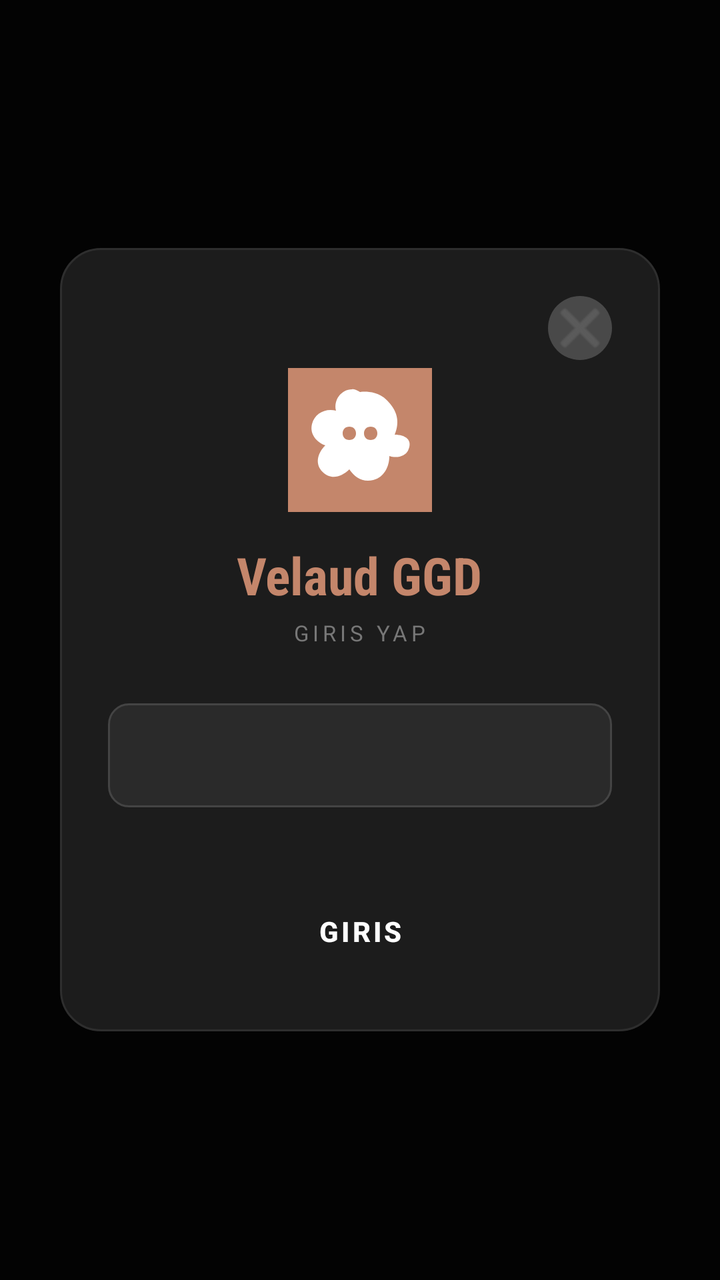
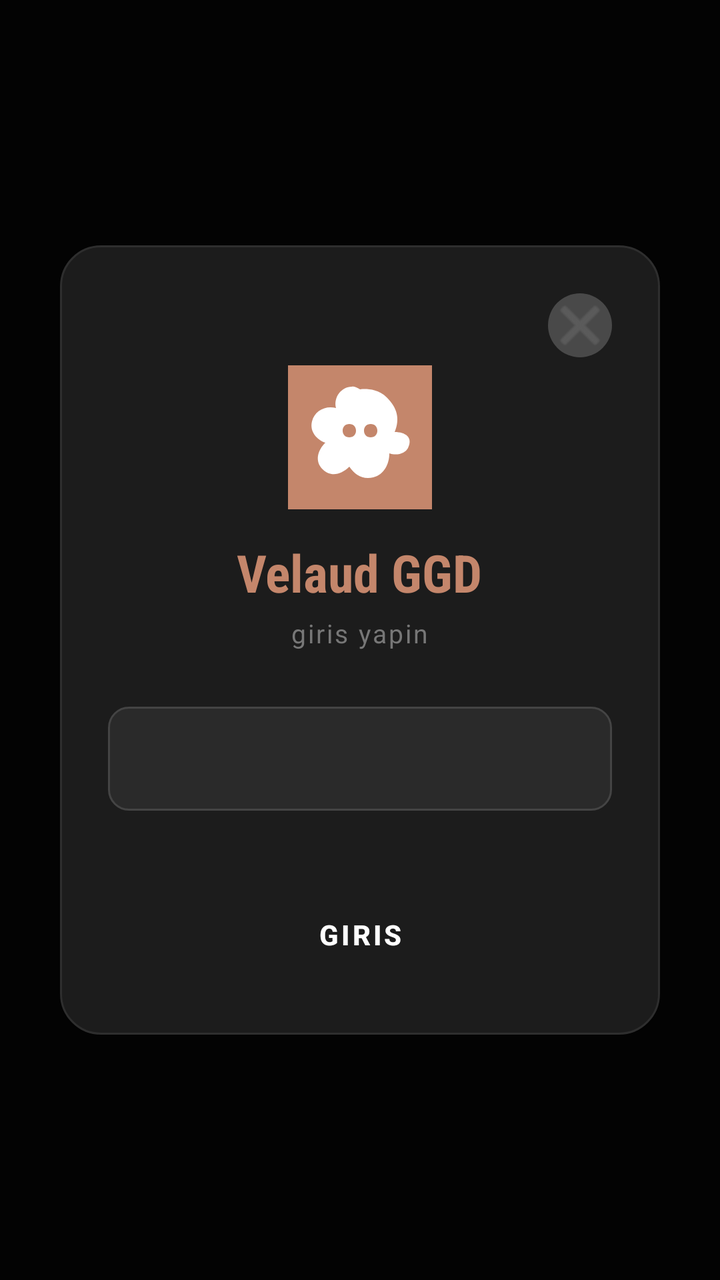

Compare the two renders of this Android layout. The source of the first and the diff that turns it into the second are given below.
<!-- AndroidManifest.xml: application theme Theme.GGDMod -->
<!-- res/layout/overlay_login.xml -->
<?xml version="1.0" encoding="utf-8"?>
<FrameLayout xmlns:android="http://schemas.android.com/apk/res/android"
    android:id="@+id/login_backdrop"
    android:layout_width="match_parent"
    android:layout_height="match_parent"
    android:background="#CC000000"
    android:clickable="true"
    android:focusable="true">

    <LinearLayout
        android:id="@+id/login_card"
        android:layout_width="300dp"
        android:layout_height="wrap_content"
        android:layout_gravity="center"
        android:background="@drawable/bg_login_card"
        android:orientation="vertical"
        android:padding="24dp"
        android:clickable="true"
        android:focusable="true">

        
        <ImageButton
            android:id="@+id/btn_close_login"
            android:layout_width="32dp"
            android:layout_height="32dp"
            android:layout_gravity="end"
            android:layout_marginBottom="4dp"
            android:src="@android:drawable/ic_menu_close_clear_cancel"
            android:background="@drawable/bg_btn_close"
            android:tint="#666666"
            android:contentDescription="Kapat" />

        
        <ImageView
            android:layout_width="72dp"
            android:layout_height="72dp"
            android:layout_gravity="center_horizontal"
            android:src="@drawable/ic_mod_logo"
            android:layout_marginBottom="14dp"
            android:contentDescription="Logo" />

        
        <TextView
            android:layout_width="wrap_content"
            android:layout_height="wrap_content"
            android:layout_gravity="center_horizontal"
            android:text="Velaud GGD"
            android:textColor="#C4866B"
            android:textSize="26sp"
            android:textStyle="bold"
            android:fontFamily="sans-serif-condensed"
            android:layout_marginBottom="4dp" />

        
        <TextView
            android:layout_width="wrap_content"
            android:layout_height="wrap_content"
            android:layout_gravity="center_horizontal"
            android:text="GIRIS YAP"
            android:textColor="#777777"
            android:textSize="11sp"
            android:letterSpacing="0.18"
            android:layout_marginBottom="28dp" />

        
        <EditText
            android:id="@+id/et_key"
            android:layout_width="match_parent"
            android:layout_height="52dp"
            android:background="@drawable/bg_input_rounded"
            android:textColor="#FFFFFF"
            android:textSize="15sp"
            android:paddingStart="16dp"
            android:paddingEnd="16dp"
            android:inputType="textPassword"
            android:imeOptions="actionDone"
            android:singleLine="true"
            android:layout_marginBottom="6dp" />

        
        <TextView
            android:id="@+id/tv_error"
            android:layout_width="wrap_content"
            android:layout_height="16dp"
            android:layout_gravity="center_horizontal"
            android:textColor="#FF5555"
            android:textSize="12sp"
            android:visibility="invisible"
            android:layout_marginBottom="14dp" />

        
        <Button
            android:id="@+id/btn_enter"
            android:layout_width="match_parent"
            android:layout_height="52dp"
            android:text="GIRIS"
            android:textColor="#FFFFFF"
            android:backgroundTint="#C4866B"
            android:textStyle="bold"
            android:textSize="14sp"
            android:letterSpacing="0.1"
            style="@style/Widget.MaterialComponents.Button" />

    </LinearLayout>
</FrameLayout>
<!-- resources referenced by this layout -->
<resources>
  <!-- drawable bg_btn_close (drawable) -->
  <?xml version="1.0" encoding="utf-8"?>
  <shape xmlns:android="http://schemas.android.com/apk/res/android"
      android:shape="oval">
      <solid android:color="#33FFFFFF" />
  </shape>
  <!-- drawable bg_input_rounded (drawable) -->
  <?xml version="1.0" encoding="utf-8"?>
  <shape xmlns:android="http://schemas.android.com/apk/res/android"
      android:shape="rectangle">
      <solid android:color="#2A2A2A" />
      <corners android:radius="10dp" />
      <stroke android:width="1dp" android:color="#444444" />
  </shape>
  <!-- drawable bg_login_card (drawable) -->
  <?xml version="1.0" encoding="utf-8"?>
  <shape xmlns:android="http://schemas.android.com/apk/res/android"
      android:shape="rectangle">
      <solid android:color="#1C1C1C" />
      <corners android:radius="20dp" />
      <stroke android:width="1dp" android:color="#2E2E2E" />
  </shape>
  <!-- drawable ic_mod_logo (drawable) -->
  <?xml version="1.0" encoding="utf-8"?>
  <vector xmlns:android="http://schemas.android.com/apk/res/android"
      android:width="108dp"
      android:height="108dp"
      android:viewportWidth="108"
      android:viewportHeight="108">
      
      <path
          android:fillColor="#C4866B"
          android:pathData="M0,0 L108,0 L108,108 L0,108 Z" />
      
      <path
          android:fillColor="#FFFFFF"
          android:pathData="M54,18
            C54,18 66,16 74,24
            C82,32 84,40 80,50
            C88,50 94,54 90,62
            C88,66 82,68 76,66
            C76,74 72,82 64,84
            C56,86 50,82 46,76
            C40,82 32,84 26,78
            C20,72 22,64 28,58
            C22,56 16,50 18,42
            C20,34 28,30 36,32
            C34,24 40,16 48,16
            C50,15.5 52,17 54,18 Z
            M46,44 C43,44 41,46 41,49 C41,52 43,54 46,54 C49,54 51,52 51,49 C51,46 49,44 46,44 Z
            M62,44 C59,44 57,46 57,49 C57,52 59,54 62,54 C65,54 67,52 67,49 C67,46 65,44 62,44 Z" />
  </vector>
  <style name="Theme.GGDMod" parent="Theme.MaterialComponents.DayNight.NoActionBar">
          <item name="colorPrimary">@color/primary</item>
          <item name="colorPrimaryVariant">@color/primary_dark</item>
          <item name="colorOnPrimary">@color/text_primary</item>
          <item name="colorSecondary">@color/accent</item>
          <item name="android:windowBackground">@color/bg_dark</item>
          <item name="android:statusBarColor">@color/bg_dark</item>
          <item name="android:navigationBarColor">@color/bg_dark</item>
      </style>
  <color name="primary">#C4866B</color>
  <color name="primary_dark">#A0674E</color>
  <color name="text_primary">#FFFFFF</color>
  <color name="accent">#FF6B6B</color>
  <color name="bg_dark">#0D0D0D</color>
</resources>

<!-- the commit's change to res/layout/overlay_login.xml (unified diff, before → after) -->
@@ -56,10 +56,10 @@
             android:layout_width="wrap_content"
             android:layout_height="wrap_content"
             android:layout_gravity="center_horizontal"
-            android:text="GIRIS YAP"
+            android:text="giris yapin"
             android:textColor="#777777"
-            android:textSize="11sp"
-            android:letterSpacing="0.18"
+            android:textSize="13sp"
+            android:letterSpacing="0.08"
             android:layout_marginBottom="28dp" />
 
         
